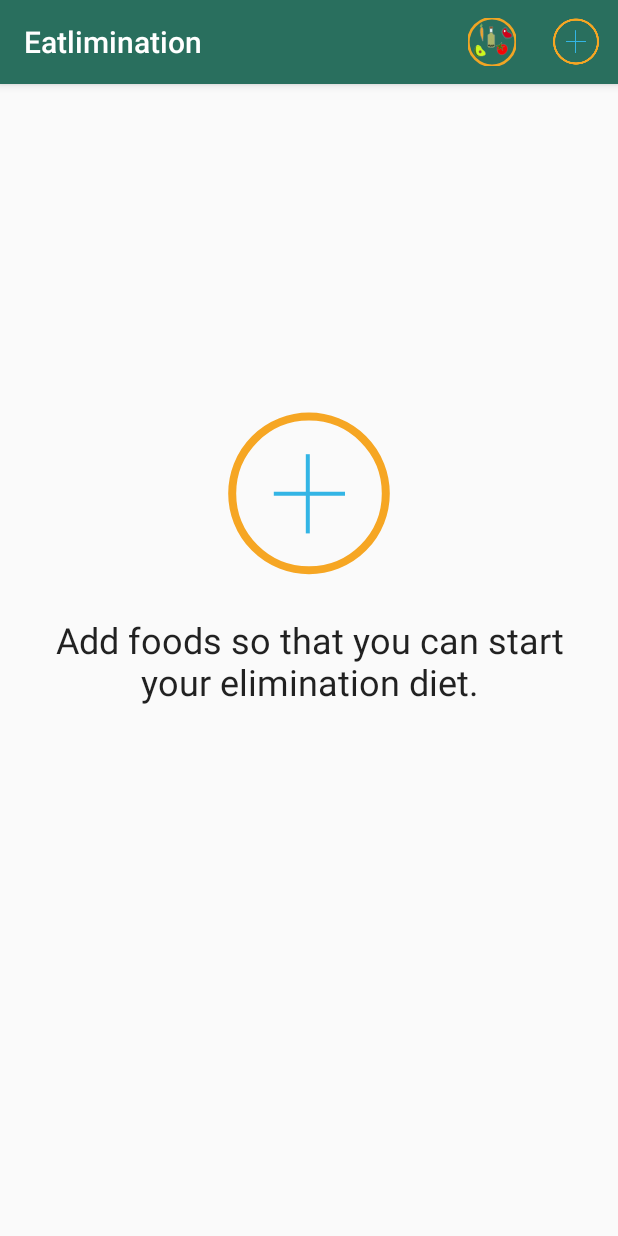
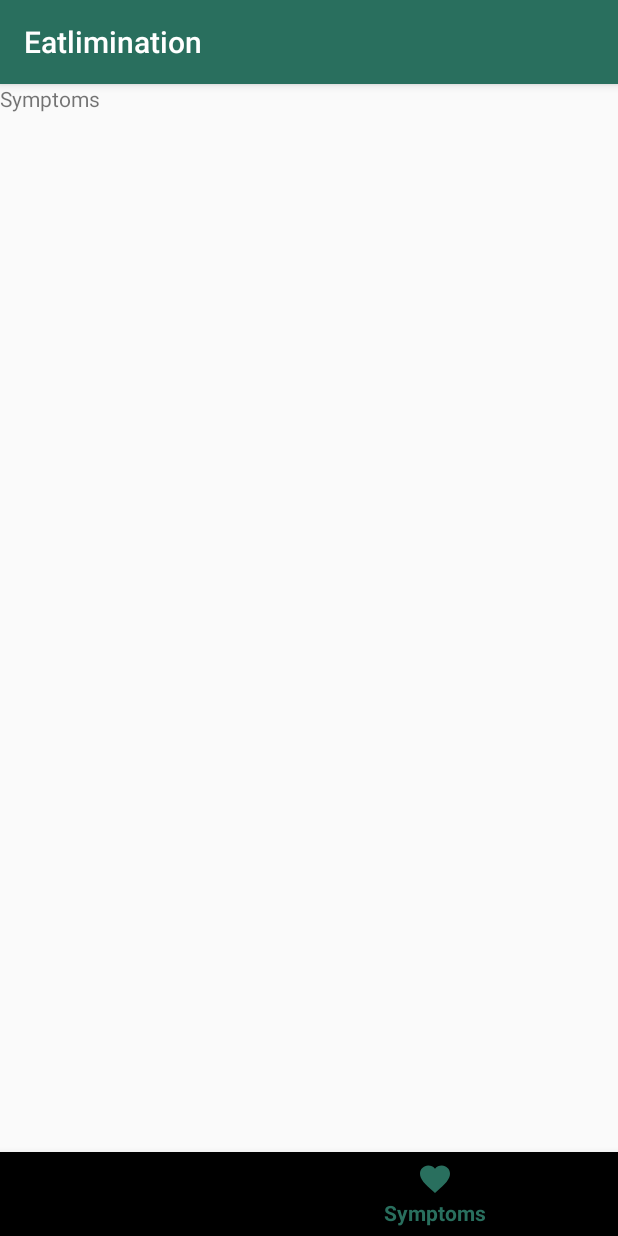
Before and after one commit to JohnyLearning/Eatlimination-Android, an Android app: the SymptomsFragment screen opened through its navigation route, item 2 of the bottom bar chosen, on a phone screen of 412 x 824 dp. Run offline under Robolectric (Android 15) with nearby library versions, the light colour scheme and no system bars; our stand-ins replace Picasso, Room's generated code, RxJava, navigation-ui; pictures from the network do not load; 1 statement that could not run was skipped.

Commit message:
added symptoms fragment

```diff
--- a/app/src/main/java/com/ihadzhi/eatlimination/ui/DietDetailsFragment.java
+++ b/app/src/main/java/com/ihadzhi/eatlimination/SymptomsFragment.java
@@ -1,4 +1,4 @@
-package com.ihadzhi.eatlimination.ui;
+package com.ihadzhi.eatlimination;
 
 import androidx.lifecycle.ViewModelProviders;
 
@@ -12,25 +12,24 @@
 import android.view.View;
 import android.view.ViewGroup;
 
-import com.ihadzhi.eatlimination.R;
-import com.ihadzhi.eatlimination.viewmodel.DietDetailsViewModel;
+public class SymptomsFragment extends Fragment {
 
-public class DietDetailsFragment extends BaseFragment {
+    private SymptomsViewModel mViewModel;
 
-    private DietDetailsViewModel mViewModel;
+    public static SymptomsFragment newInstance() {
+        return new SymptomsFragment();
+    }
 
     @Override
     public View onCreateView(@NonNull LayoutInflater inflater, @Nullable ViewGroup container,
                              @Nullable Bundle savedInstanceState) {
-        return inflater.inflate(R.layout.diet_details_fragment, container, false);
+        return inflater.inflate(R.layout.symptoms_fragment, container, false);
     }
 
     @Override
     public void onActivityCreated(@Nullable Bundle savedInstanceState) {
         super.onActivityCreated(savedInstanceState);
-        showBackButton();
-        showNavigation();
-        mViewModel = ViewModelProviders.of(this).get(DietDetailsViewModel.class);
+        mViewModel = ViewModelProviders.of(this).get(SymptomsViewModel.class);
         // TODO: Use the ViewModel
     }
 
--- /dev/null
+++ b/app/src/main/java/com/ihadzhi/eatlimination/SymptomsViewModel.java
@@ -0,0 +1,7 @@
+package com.ihadzhi.eatlimination;
+
+import androidx.lifecycle.ViewModel;
+
+public class SymptomsViewModel extends ViewModel {
+    // TODO: Implement the ViewModel
+}
--- /dev/null
+++ b/app/src/main/java/com/ihadzhi/eatlimination/ui/FoodsIncludedFragment.java
@@ -0,0 +1,36 @@
+package com.ihadzhi.eatlimination.ui;
+
+import androidx.lifecycle.ViewModelProviders;
+
+import android.os.Bundle;
+
+import androidx.annotation.NonNull;
+import androidx.annotation.Nullable;
+
+import android.view.LayoutInflater;
+import android.view.View;
+import android.view.ViewGroup;
+
+import com.ihadzhi.eatlimination.R;
+import com.ihadzhi.eatlimination.viewmodel.FoodsIncludedViewModel;
+
+public class FoodsIncludedFragment extends BaseFragment {
+
+    private FoodsIncludedViewModel mViewModel;
+
+    @Override
+    public View onCreateView(@NonNull LayoutInflater inflater, @Nullable ViewGroup container,
+                             @Nullable Bundle savedInstanceState) {
+        return inflater.inflate(R.layout.foods_included_fragment, container, false);
+    }
+
+    @Override
+    public void onActivityCreated(@Nullable Bundle savedInstanceState) {
+        super.onActivityCreated(savedInstanceState);
+        showBackButton();
+        showNavigation();
+        mViewModel = ViewModelProviders.of(this).get(FoodsIncludedViewModel.class);
+        // TODO: Use the ViewModel
+    }
+
+}
--- a/app/src/main/java/com/ihadzhi/eatlimination/ui/HomeFragment.java
+++ b/app/src/main/java/com/ihadzhi/eatlimination/ui/HomeFragment.java
@@ -115,6 +115,6 @@
     }
 
     private void dietAction() {
-        NavHostFragment.findNavController(this).navigate(HomeFragmentDirections.actionHomeFragmentToDietDetailsFragment());
+        NavHostFragment.findNavController(this).navigate(HomeFragmentDirections.actionHomeFragmentToFoodsIncludedFragment());
     }
 }
--- a/app/src/main/java/com/ihadzhi/eatlimination/viewmodel/DietDetailsViewModel.java
+++ b/app/src/main/java/com/ihadzhi/eatlimination/viewmodel/FoodsIncludedViewModel.java
@@ -2,6 +2,6 @@
 
 import androidx.lifecycle.ViewModel;
 
-public class DietDetailsViewModel extends ViewModel {
+public class FoodsIncludedViewModel extends ViewModel {
     // TODO: Implement the ViewModel
 }
--- a/app/src/main/res/layout/diet_details_fragment.xml
+++ b/app/src/main/res/layout/foods_included_fragment.xml
@@ -5,11 +5,11 @@
     xmlns:app="http://schemas.android.com/apk/res-auto"
     android:layout_width="match_parent"
     android:layout_height="match_parent"
-    tools:context=".ui.DietDetailsFragment">
+    tools:context=".ui.FoodsIncludedFragment">
 
     <TextView
         android:layout_width="match_parent"
         android:layout_height="match_parent"
-        android:text="Hello" />
+        android:text="Foods included" />
 
 </androidx.constraintlayout.widget.ConstraintLayout>
--- /dev/null
+++ b/app/src/main/res/layout/symptoms_fragment.xml
@@ -0,0 +1,13 @@
+<?xml version="1.0" encoding="utf-8"?>
+<FrameLayout xmlns:android="http://schemas.android.com/apk/res/android"
+    xmlns:tools="http://schemas.android.com/tools"
+    android:layout_width="match_parent"
+    android:layout_height="match_parent"
+    tools:context=".SymptomsFragment">
+
+    <TextView
+        android:layout_width="match_parent"
+        android:layout_height="match_parent"
+        android:text="Symptoms" />
+
+</FrameLayout>
--- a/app/src/main/res/menu/bottom_menu.xml
+++ b/app/src/main/res/menu/bottom_menu.xml
@@ -2,11 +2,12 @@
 <menu xmlns:android="http://schemas.android.com/apk/res/android">
 
     <item
-        android:id="@+id/dietDetailsFragment"
+        android:id="@+id/foodsIncludedFragment"
         android:title="Foods included"
         android:icon="@drawable/ic_foods_included"/>
 
     <item
+        android:id="@+id/symptomsFragment"
         android:title="Symptoms"
         android:icon="@drawable/ic_symptoms"/>
 
--- a/app/src/main/res/navigation/eatlimination_nav_graph.xml
+++ b/app/src/main/res/navigation/eatlimination_nav_graph.xml
@@ -17,9 +17,10 @@
             app:popEnterAnim="@anim/nav_default_pop_enter_anim"
             app:popExitAnim="@anim/nav_default_pop_exit_anim" />
         <action
-            android:id="@+id/action_homeFragment_to_dietDetailsFragment"
-            app:destination="@id/dietDetailsFragment" />
+            android:id="@+id/action_homeFragment_to_foodsIncludedFragment"
+            app:destination="@id/foodsIncludedFragment" />
     </fragment>
+
     <fragment
         android:id="@+id/foodSearchFragment"
         android:name="com.ihadzhi.eatlimination.ui.FoodSearchFragment"
@@ -31,6 +32,7 @@
             android:id="@+id/popTo_foodSearchFragment_to_homeFragment"
             app:popUpTo="@id/homeFragment" />
     </fragment>
+
     <fragment
         android:id="@+id/addFoodFragment"
         android:name="com.ihadzhi.eatlimination.ui.AddFoodFragment"
@@ -43,9 +45,16 @@
             app:destination="@id/homeFragment" />
 
     </fragment>
+
     <fragment
-        android:id="@+id/dietDetailsFragment"
-        android:name="com.ihadzhi.eatlimination.ui.DietDetailsFragment"
+        android:id="@+id/foodsIncludedFragment"
+        android:name="com.ihadzhi.eatlimination.ui.FoodsIncludedFragment"
         android:label="diet_details_fragment"
-        tools:layout="@layout/diet_details_fragment" />
+        tools:layout="@layout/foods_included_fragment" />
+
+    <fragment
+        android:id="@+id/symptomsFragment"
+        android:name="com.ihadzhi.eatlimination.SymptomsFragment"
+        android:label="symptoms_fragment"
+        tools:layout="@layout/symptoms_fragment" />
 </navigation>
```
